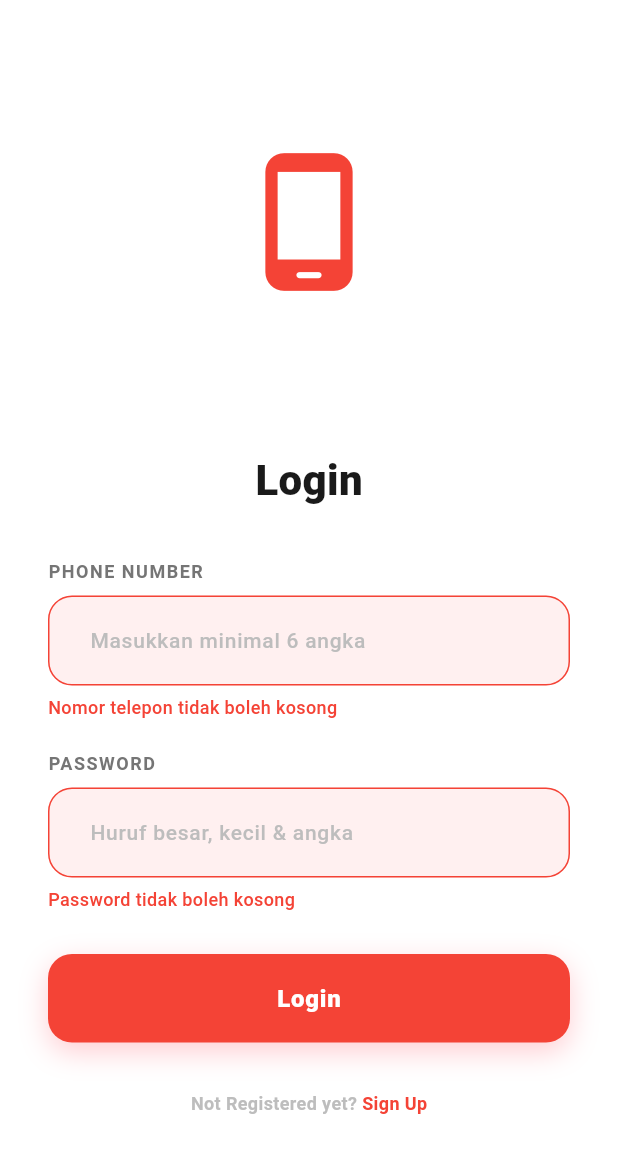
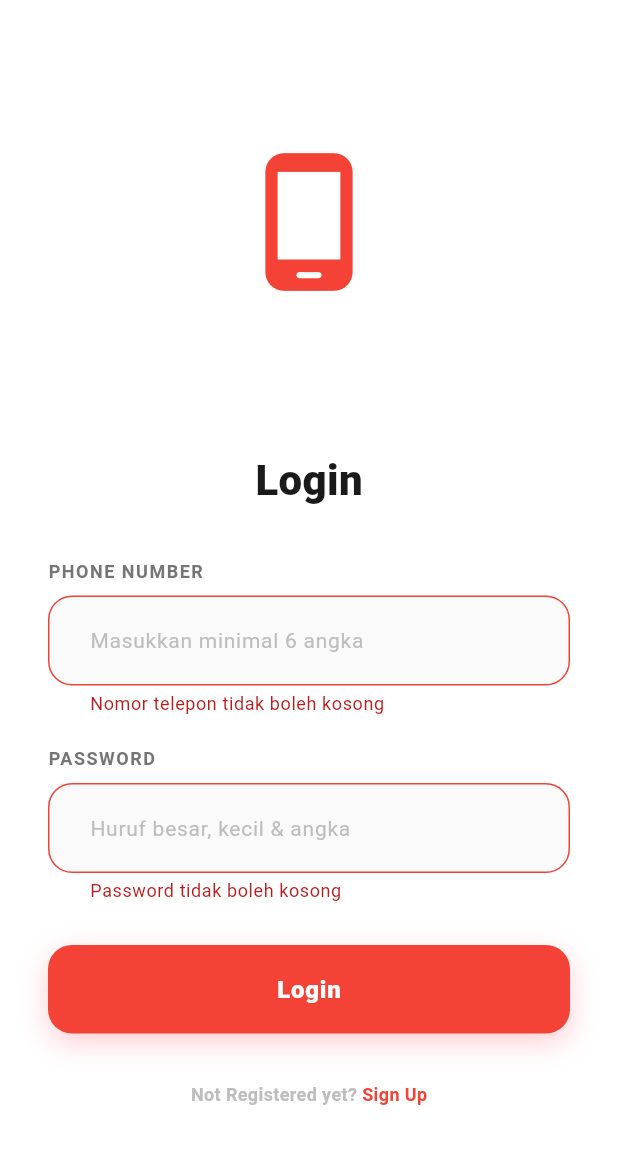
Before and after one commit to Yannn18/aturaja, a Flutter app: the screen it shows after launch, after a tap on "Login", on a phone screen of 412 x 824 dp. Shown: the top 1153 px of the screen. Run offline on Flutter 3.47's test engine with Material 3 defaults, Android fonts, the phone set to English and light mode, and no system bars.

```diff
--- a/lib/ui/screens/login/login_screen.dart
+++ b/lib/ui/screens/login/login_screen.dart
@@ -1,8 +1,6 @@
 import 'package:flutter/material.dart';
 import 'package:flutter/services.dart';
 import '../../../core/constants/colors.dart';
-
-// Import HomeScreen
 import '../home/home_screen.dart' as home;
 
 class LoginScreen extends StatefulWidget {
@@ -14,11 +12,12 @@ class LoginScreen extends StatefulWidget {
 
 class _LoginScreenState extends State<LoginScreen>
     with SingleTickerProviderStateMixin {
+
+  // 1. TAMBAHKAN GLOBAL KEY (Wajib kriteria ETS)
+  final _formKey = GlobalKey<FormState>();
+
   final TextEditingController _phoneController    = TextEditingController();
   final TextEditingController _passwordController = TextEditingController();
-
-  String? _phoneError;
-  String? _passwordError;
 
   late AnimationController _floatController;
   late Animation<double> _floatAnimation;
@@ -44,49 +43,26 @@ class _LoginScreenState extends State<LoginScreen>
     super.dispose();
   }
 
-  // ── Validation (Logika 6 Angka Dimasukkan Kembali!) ───────────────────────
+  // 2. LOGIKA LOGIN DENGAN VALIDASI FORM & SNACKBAR
+  void _handleLogin() {
+    // Mengecek apakah form valid menggunakan GlobalKey
+    if (_formKey.currentState!.validate()) {
 
-  bool _validate() {
-    String? phoneErr;
-    String? passErr;
+      // Menampilkan SnackBar (Wajib kriteria ETS)
+      ScaffoldMessenger.of(context).showSnackBar(
+        const SnackBar(
+          content: Text('Login Berhasil! Selamat Datang.'),
+          backgroundColor: Colors.green,
+          behavior: SnackBarBehavior.floating,
+        ),
+      );
 
-    final phone    = _phoneController.text.trim();
-    final password = _passwordController.text;
-
-    if (phone.isEmpty) {
-      phoneErr = 'Nomor telepon tidak boleh kosong';
-    } else if (phone.length < 6) {
-      phoneErr = 'Nomor telepon minimal 6 angka';
-    } else if (!RegExp(r'^\d+$').hasMatch(phone)) {
-      phoneErr = 'Nomor telepon harus berupa angka';
-    }
-
-    if (password.isEmpty) {
-      passErr = 'Password tidak boleh kosong';
-    } else {
-      final hasUpper  = password.contains(RegExp(r'[A-Z]'));
-      final hasLower  = password.contains(RegExp(r'[a-z]'));
-      final hasNumber = password.contains(RegExp(r'[0-9]'));
-      if (!hasUpper || !hasLower || !hasNumber) {
-        passErr = 'Password harus mengandung huruf besar, kecil, dan angka';
+      // Delay sebentar biar SnackBar kelihatan, lalu pindah halaman
+      Future.delayed(const Duration(seconds: 1), () {
+        Navigator.pushReplacementNamed(context, '/home');
+      });
     }
   }
-
-    setState(() {
-      _phoneError    = phoneErr;
-      _passwordError = passErr;
-    });
-
-    return phoneErr == null && passErr == null;
-  }
-
-  void _handleLogin() {
-    if (_validate()) {
-      Navigator.pushReplacementNamed(context, '/home');
-    }
-  }
-
-  // ── Build ─────────────────────────────────────────────────────────────────
 
   @override
   Widget build(BuildContext context) {
@@ -95,10 +71,80 @@ class _LoginScreenState extends State<LoginScreen>
       body: SafeArea(
         child: SingleChildScrollView(
           padding: const EdgeInsets.symmetric(horizontal: 32, vertical: 48),
+
+          // 3. BUNGKUS DENGAN WIDGET FORM
+          child: Form(
+            key: _formKey,
             child: Column(
               children: [
-              // Floating illustration (Diganti Icon sementara karena file temenmu nggak ada)
-              SizedBox(
+                _buildHeaderAnimation(),
+                const SizedBox(height: 32),
+                const Text(
+                  'Login',
+                  style: TextStyle(
+                    fontSize: 28,
+                    fontWeight: FontWeight.w900,
+                    color: AppColors.textDark,
+                  ),
+                ),
+                const SizedBox(height: 32),
+
+                // 4. GANTI MENJADI TEXTFORMFIELD + VALIDATOR
+                _buildFieldLabel('PHONE NUMBER'),
+                TextFormField(
+                  controller: _phoneController,
+                  keyboardType: TextInputType.phone,
+                  inputFormatters: [FilteringTextInputFormatter.digitsOnly],
+                  decoration: _inputDecoration(hint: 'Masukkan minimal 6 angka'),
+                  // ATURAN VALIDASI 1
+                  validator: (value) {
+                    if (value == null || value.isEmpty) {
+                      return 'Nomor telepon tidak boleh kosong';
+                    }
+                    if (value.length < 6) {
+                      return 'Nomor telepon minimal 6 karakter';
+                    }
+                    return null;
+                  },
+                ),
+
+                const SizedBox(height: 20),
+
+                _buildFieldLabel('PASSWORD'),
+                TextFormField(
+                  controller: _passwordController,
+                  obscureText: true,
+                  decoration: _inputDecoration(hint: 'Huruf besar, kecil & angka'),
+                  // ATURAN VALIDASI 2
+                  validator: (value) {
+                    if (value == null || value.isEmpty) {
+                      return 'Password tidak boleh kosong';
+                    }
+                    // Validasi regex huruf besar, kecil, angka
+                    if (!RegExp(r'^(?=.*[a-z])(?=.*[A-Z])(?=.*\d)').hasMatch(value)) {
+                      return 'Harus mengandung huruf besar, kecil, dan angka';
+                    }
+                    return null;
+                  },
+                ),
+
+                const SizedBox(height: 28),
+
+                _buildLoginButton(),
+                const SizedBox(height: 32),
+                _buildSignUpText(),
+              ],
+            ),
+          ),
+        ),
+      ),
+    );
+  }
+
+  // --- UI HELPER WIDGETS ---
+
+  Widget _buildHeaderAnimation() {
+    return SizedBox(
       height: 220,
       child: Center(
         child: AnimatedBuilder(
@@ -110,59 +156,29 @@ class _LoginScreenState extends State<LoginScreen>
           child: const Icon(Icons.phone_android_rounded, size: 100, color: AppColors.brandRed),
         ),
       ),
-              ),
+    );
+  }
 
-              const SizedBox(height: 32),
-
-              const Text(
-                'Login',
+  Widget _buildFieldLabel(String label) {
+    return Container(
+      alignment: Alignment.centerLeft,
+      margin: const EdgeInsets.only(bottom: 8),
+      child: Text(
+        label,
         style: TextStyle(
-                  fontSize: 28,
-                  fontWeight: FontWeight.w900,
-                  color: AppColors.textDark,
+          fontSize: 12,
+          fontWeight: FontWeight.bold,
+          letterSpacing: 1.0,
+          color: Colors.grey.shade600,
         ),
       ),
+    );
+  }
 
-              const SizedBox(height: 32),
-
-              // Phone number (Menggunakan Helper Widget buatan sendiri)
-              _buildLabeledField(
-                label: 'PHONE NUMBER',
-                error: _phoneError,
-                child: TextField(
-                  controller: _phoneController,
-                  keyboardType: TextInputType.phone,
-                  inputFormatters: [FilteringTextInputFormatter.digitsOnly],
-                  decoration: _inputDecoration(
-                    hint: 'Masukkan minimal 6 angka',
-                    hasError: _phoneError != null,
-                  ),
-                ),
-              ),
-
-              const SizedBox(height: 20),
-
-              // Password
-              _buildLabeledField(
-                label: 'PASSWORD',
-                error: _passwordError,
-                child: TextField(
-                  controller: _passwordController,
-                  obscureText: true,
-                  decoration: _inputDecoration(
-                    hint: 'Huruf besar, kecil & angka',
-                    hasError: _passwordError != null,
-                  ),
-                ),
-              ),
-
-              const SizedBox(height: 28),
-
-              // Login button (Diganti GestureDetector + AnimatedContainer biar nggak error)
-              GestureDetector(
+  Widget _buildLoginButton() {
+    return GestureDetector(
       onTap: _handleLogin,
-                child: AnimatedContainer(
-                  duration: const Duration(milliseconds: 150),
+      child: Container(
         width: double.infinity,
         padding: const EdgeInsets.symmetric(vertical: 18),
         decoration: BoxDecoration(
@@ -188,95 +204,40 @@ class _LoginScreenState extends State<LoginScreen>
           ),
         ),
       ),
-              ),
+    );
+  }
 
-              const SizedBox(height: 32),
-
-              // Sign up
-              Row(
+  Widget _buildSignUpText() {
+    return Row(
       mainAxisAlignment: MainAxisAlignment.center,
       children: [
         Text(
           'Not Registered yet? ',
-                    style: TextStyle(
-                      color: Colors.grey.shade400,
-                      fontWeight: FontWeight.w700,
-                      fontSize: 12,
+          style: TextStyle(color: Colors.grey.shade400, fontWeight: FontWeight.w700, fontSize: 12),
         ),
-                  ),
-                  GestureDetector(
-                    onTap: () {},
-                    child: const Text(
+        const Text(
           'Sign Up',
-                      style: TextStyle(
-                        color: AppColors.brandRed,
-                        fontWeight: FontWeight.w700,
-                        fontSize: 12,
-                      ),
-                    ),
-                  ),
-                ],
-              ),
-            ],
-          ),
-        ),
-      ),
-    );
-  }
-
-  // ── Helpers (Penyelamat Error) ────────────────────────────────────────────
-
-  // Fungsi pengganti LabeledField punya temenmu yang hilang
-  Widget _buildLabeledField({required String label, String? error, required Widget child}) {
-    return Column(
-      crossAxisAlignment: CrossAxisAlignment.start,
-      children: [
-        Text(
-          label,
-          style: TextStyle(
-            fontSize: 12,
-            fontWeight: FontWeight.bold,
-            letterSpacing: 1.0,
-            color: Colors.grey.shade600,
-          ),
-        ),
-        const SizedBox(height: 8),
-        child,
-        if (error != null)
-          Padding(
-            padding: const EdgeInsets.only(top: 6),
-            child: Text(
-              error,
-              style: const TextStyle(color: Colors.red, fontSize: 12, fontWeight: FontWeight.w500),
-            ),
+          style: TextStyle(color: AppColors.brandRed, fontWeight: FontWeight.w700, fontSize: 12),
         ),
       ],
     );
   }
 
-  InputDecoration _inputDecoration({
-    required String hint,
-    required bool hasError,
-  }) {
+  InputDecoration _inputDecoration({required String hint}) {
     return InputDecoration(
       hintText: hint,
-      hintStyle: TextStyle(
-        color: Colors.grey.shade400,
-        fontWeight: FontWeight.w500,
-        fontSize: 14,
+      hintStyle: TextStyle(color: Colors.grey.shade400, fontSize: 14),
+      filled: true,
+      fillColor: Colors.grey.shade50,
+      contentPadding: const EdgeInsets.symmetric(horizontal: 24, vertical: 18),
+      border: OutlineInputBorder(borderRadius: BorderRadius.circular(16), borderSide: BorderSide.none),
+      errorBorder: OutlineInputBorder(
+        borderRadius: BorderRadius.circular(16),
+        borderSide: const BorderSide(color: Colors.red, width: 1),
       ),
-      filled: true,
-      fillColor: hasError ? AppColors.errorFill : Colors.white,
-      contentPadding: const EdgeInsets.symmetric(horizontal: 24, vertical: 18),
-      border: OutlineInputBorder(
+      focusedErrorBorder: OutlineInputBorder(
         borderRadius: BorderRadius.circular(16),
-        borderSide: BorderSide(color: Colors.grey.shade200),
-      ),
-      enabledBorder: OutlineInputBorder(
-        borderRadius: BorderRadius.circular(16),
-        borderSide: BorderSide(
-          color: hasError ? Colors.red : Colors.grey.shade200,
-        ),
+        borderSide: const BorderSide(color: Colors.red, width: 1.5),
       ),
       focusedBorder: OutlineInputBorder(
         borderRadius: BorderRadius.circular(16),
```
Lines whose indentation alone changed are shown as unchanged.
